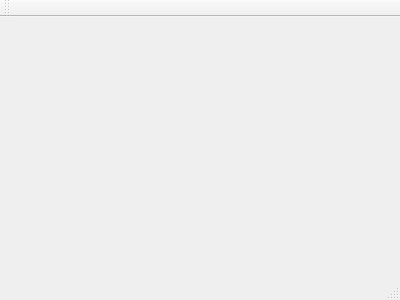
This is mainwindow.ui in aspirantip/SharedMemory as Qt 5 draws it before an edit. The edited form follows.
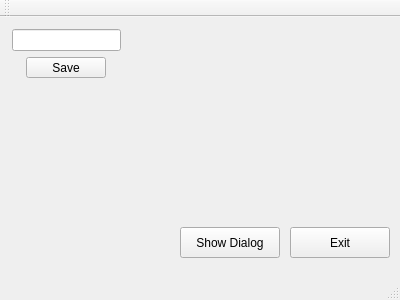
This is the edited form.

```diff
--- a/mainwindow.ui
+++ b/mainwindow.ui
@@ -12,13 +12,110 @@
   <property name="windowTitle" >
    <string>MainWindow</string>
   </property>
-  <widget class="QMenuBar" name="menuBar" />
-  <widget class="QToolBar" name="mainToolBar" />
-  <widget class="QWidget" name="centralWidget" />
-  <widget class="QStatusBar" name="statusBar" />
+  <widget class="QWidget" name="centralWidget">
+   <widget class="QPushButton" name="pbShowDialog">
+    <property name="geometry">
+     <rect>
+      <x>180</x>
+      <y>210</y>
+      <width>100</width>
+      <height>31</height>
+     </rect>
+    </property>
+    <property name="text">
+     <string>Show Dialog</string>
+    </property>
+   </widget>
+   <widget class="QPushButton" name="pbExit">
+    <property name="geometry">
+     <rect>
+      <x>290</x>
+      <y>210</y>
+      <width>100</width>
+      <height>31</height>
+     </rect>
+    </property>
+    <property name="text">
+     <string>Exit</string>
+    </property>
+   </widget>
+   <widget class="QWidget" name="">
+    <property name="geometry">
+     <rect>
+      <x>1</x>
+      <y>1</y>
+      <width>131</width>
+      <height>71</height>
+     </rect>
+    </property>
+    <layout class="QVBoxLayout" name="verticalLayout">
+     <item>
+      <widget class="QLineEdit" name="lineEdit"/>
+     </item>
+     <item>
+      <layout class="QHBoxLayout" name="horizontalLayout">
+       <item>
+        <spacer name="horizontalSpacer">
+         <property name="orientation">
+          <enum>Qt::Horizontal</enum>
+         </property>
+         <property name="sizeHint" stdset="0">
+          <size>
+           <width>20</width>
+           <height>20</height>
+          </size>
+         </property>
+        </spacer>
+       </item>
+       <item>
+        <widget class="QPushButton" name="pbSaveData">
+         <property name="enabled">
+          <bool>true</bool>
+         </property>
+         <property name="text">
+          <string>Save</string>
+         </property>
+        </widget>
+       </item>
+       <item>
+        <spacer name="horizontalSpacer_2">
+         <property name="orientation">
+          <enum>Qt::Horizontal</enum>
+         </property>
+         <property name="sizeHint" stdset="0">
+          <size>
+           <width>20</width>
+           <height>20</height>
+          </size>
+         </property>
+        </spacer>
+       </item>
+      </layout>
+     </item>
+    </layout>
+   </widget>
+  </widget>
+  <widget class="QMenuBar" name="menuBar">
+   <property name="geometry">
+    <rect>
+     <x>0</x>
+     <y>0</y>
+     <width>400</width>
+     <height>21</height>
+    </rect>
+   </property>
+  </widget>
+  <widget class="QToolBar" name="mainToolBar">
+   <attribute name="toolBarArea">
+    <enum>TopToolBarArea</enum>
+   </attribute>
+   <attribute name="toolBarBreak">
+    <bool>false</bool>
+   </attribute>
+  </widget>
+  <widget class="QStatusBar" name="statusBar"/>
  </widget>
- <layoutDefault spacing="6" margin="11" />
- <pixmapfunction></pixmapfunction>
+ <layoutdefault spacing="6" margin="11"/>
  <resources/>
  <connections/>
 </ui>
```
Left out of the diff: 26 changed lines with no effect on the pictures.
